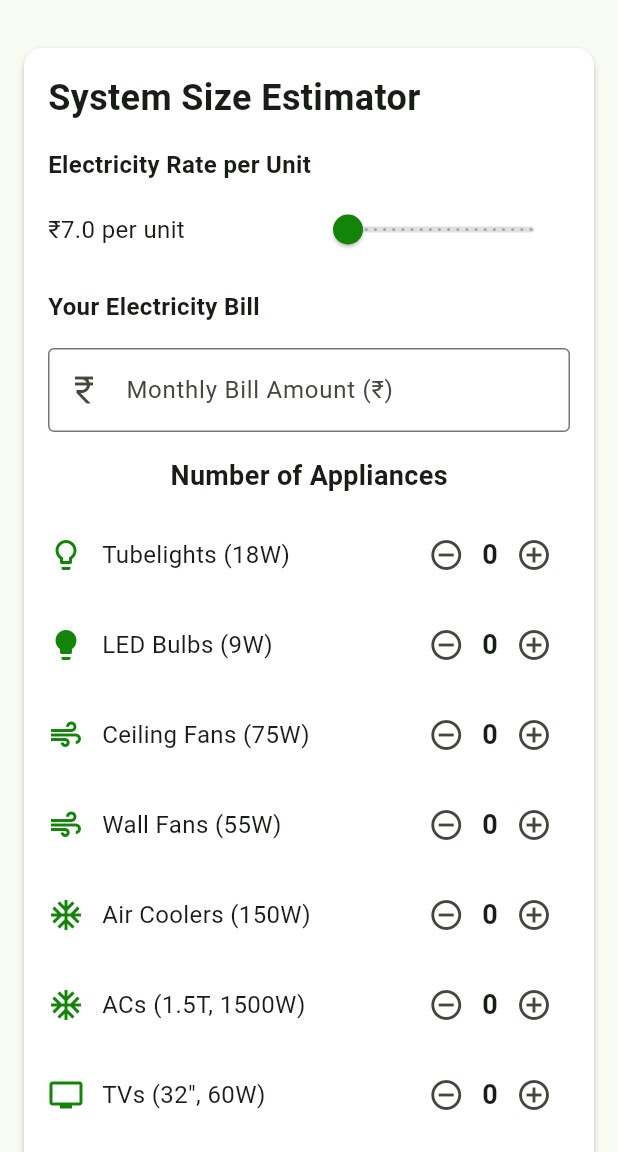
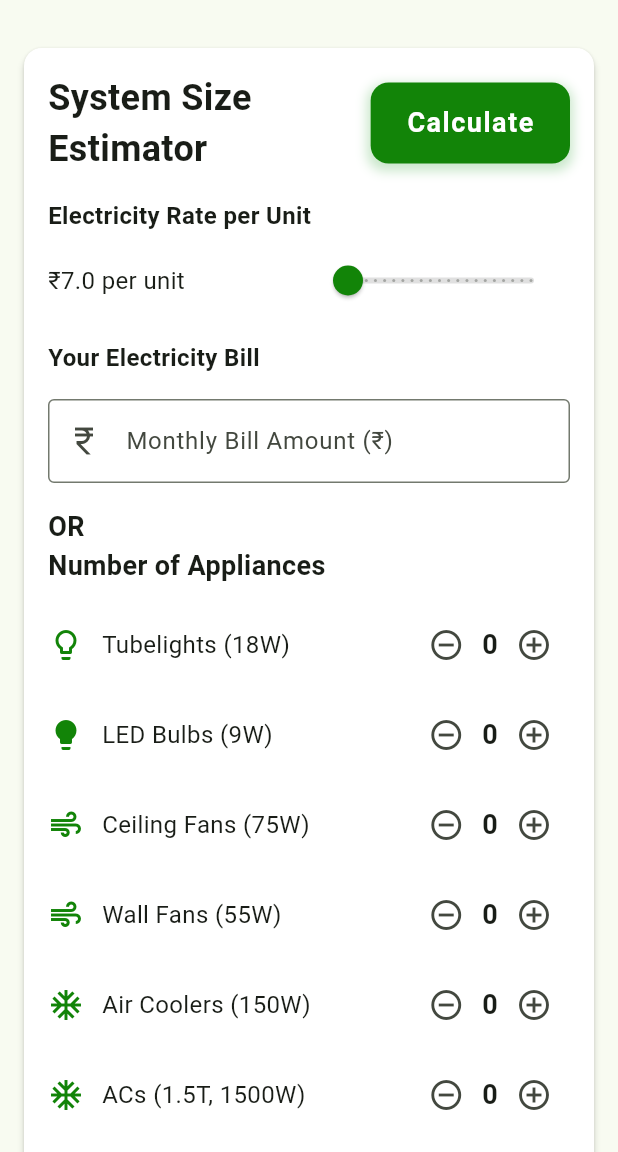
Before and after one commit to Chauhan0501/solar-calci, a Flutter app: the screen it shows after launch, on a phone screen of 412 x 824 dp, the part 84-1236 px from its top. Run offline on Flutter 3.47's test engine with Material 3 defaults, Android fonts, the phone set to English and light mode, and no system bars; our stand-ins replace fl_chart, get.

Commit message:
chnge the location of the calculate button

```diff
--- a/lib/screens/home_screen.dart
+++ b/lib/screens/home_screen.dart
@@ -51,7 +51,10 @@ class HomeScreen extends StatelessWidget {
         child: Column(
           crossAxisAlignment: CrossAxisAlignment.start,
           children: [
-            Obx(
+            Row(
+              children: [
+                Expanded(
+                  child: Obx(
                     () => controller.hasCalculated.value
                         ? const SizedBox.shrink()
                         : const Text(
@@ -61,6 +64,49 @@ class HomeScreen extends StatelessWidget {
                               fontWeight: FontWeight.bold,
                             ),
                           ),
+                  ),
+                ),
+                Obx(
+                  () =>
+                      controller.showCalculator.value &&
+                          !controller.hasCalculated.value
+                      ? Align(
+                          alignment: Alignment.centerRight,
+                          child: InkWell(
+                            onTap: () {
+                              controller.calculateSystemSize();
+                              },
+                            child: Container(
+                              padding: const EdgeInsets.symmetric(vertical: 14, horizontal: 24),
+                              decoration: BoxDecoration(
+                                color: AppColors.primary,
+                                borderRadius: BorderRadius.circular(12),
+                                boxShadow: [
+                                  BoxShadow(
+                                    color: Colors.green.withOpacity(0.3),
+                                    spreadRadius: 2,
+                                    blurRadius: 6,
+                                    offset: const Offset(0, 3), // shadow position
+                                  ),
+                                ],
+                              ),
+                              child: const Center(
+                                child: Text(
+                                  "Calculate",
+                                  style: TextStyle(
+                                    color: Colors.white,
+                                    fontSize: 18,
+                                    fontWeight: FontWeight.bold,
+                                    letterSpacing: 1,
+                                  ),
+                                ),
+                              ),
+                            ),
+                          ),
+                        )
+                      : const SizedBox.shrink(),
+                ),
+              ],
             ),
             const SizedBox(height: 16),
 
@@ -180,7 +226,15 @@ class HomeScreen extends StatelessWidget {
                   controller.showCalculator.value &&
                       !controller.hasCalculated.value
                   ? Column(
+                      crossAxisAlignment: CrossAxisAlignment.start,
                       children: [
+                        const Text(
+                          'OR',
+                          style: TextStyle(
+                            fontSize: 18,
+                            fontWeight: FontWeight.bold,
+                          ),
+                        ),
                         const Text(
                           'Number of Appliances',
                           style: TextStyle(
@@ -515,29 +569,8 @@ class HomeScreen extends StatelessWidget {
             const SizedBox(height: 16),
             // Single entry button area controlling flow
             Obx(
-              () => !controller.showCalculator.value
+              () => controller.hasCalculated.value
                   ? Align(
-                      alignment: Alignment.centerLeft,
-                      child: ElevatedButton.icon(
-                        onPressed: () {
-                          controller.showCalculator.value = true;
-                        },
-                        icon: const Icon(Icons.calculate),
-                        label: const Text('Calculate'),
-                      ),
-                    )
-                  : !controller.hasCalculated.value
-                  ? Align(
-                      alignment: Alignment.centerLeft,
-                      child: ElevatedButton.icon(
-                        onPressed: () {
-                          controller.calculateSystemSize();
-                        },
-                        icon: const Icon(Icons.calculate),
-                        label: const Text('Calculate'),
-                      ),
-                    )
-                  : Align(
                       alignment: Alignment.centerLeft,
                       child: OutlinedButton.icon(
                         onPressed: () {
@@ -546,7 +579,8 @@ class HomeScreen extends StatelessWidget {
                         icon: const Icon(Icons.refresh),
                         label: const Text('Reset'),
                       ),
-                    ),
+                    )
+                  : const SizedBox.shrink(),
             ),
           ],
         ),
```
Lines whose indentation alone changed are shown as unchanged.
